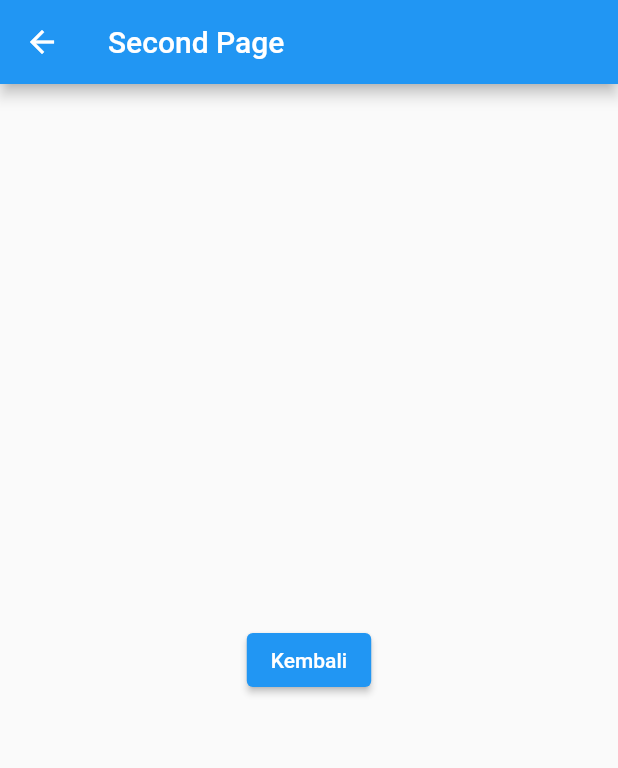
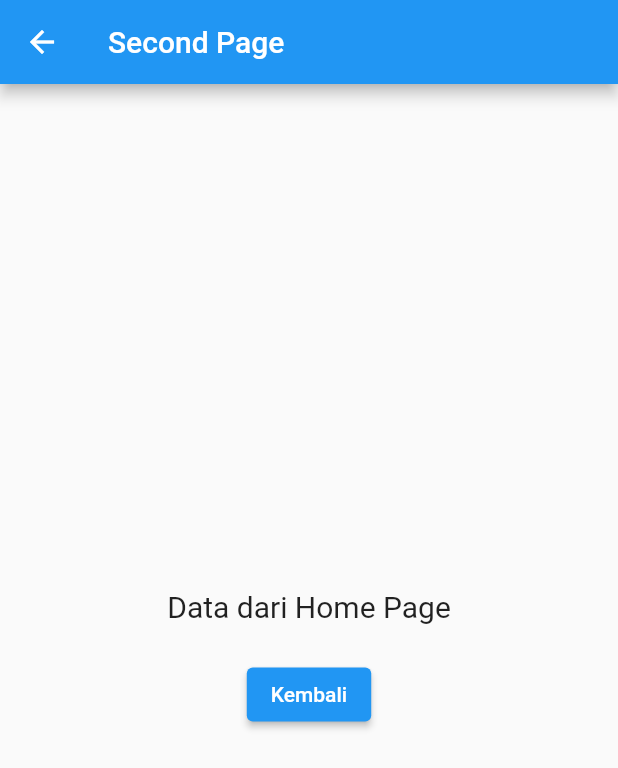
Before and after one commit to ariapandu/21102161_IFTI3_ppb2324-2, a Flutter app: the screen it shows after launch, after a tap on "Menuju halaman kedua", on a phone screen of 412 x 824 dp. Shown: the top 768 px of the screen. Run offline on Flutter 3.47's test engine with Material 2 defaults, Android fonts, the phone set to English and light mode, and no system bars.

Commit message:
jadi prak5

```diff
--- a/praktikum5/lib/home-page.dart
+++ b/praktikum5/lib/home-page.dart
@@ -11,17 +11,32 @@ class HomePage extends StatelessWidget {
         title: const Text('Home Page'),
       ),
       body: Center(
-        child: ElevatedButton(
+        child: Column(
+          mainAxisAlignment: MainAxisAlignment.center,
+          children: [
+            ElevatedButton(
               onPressed: () {
                 Navigator.push(
                   context,
                   MaterialPageRoute(
-          builder: (context) => const SecondPage(),
+                    builder: (context) => const SecondPage(
+                      data: 'Data dari Home Page',
                     ),
-
+                  ),
                 );
               },
               child: const Text('Menuju halaman kedua'),
+            ),
+
+            // Tombol Kedua
+            ElevatedButton(
+              onPressed: () {
+                Navigator.pushNamed(context, '/second_page',
+                    arguments: 'Menggunakan route');
+              },
+              child: const Text('Menuju halaman kedua dengan route'),
+            ),
+          ],
         ),
       ),
     );
--- a/praktikum5/lib/main.dart
+++ b/praktikum5/lib/main.dart
@@ -1,4 +1,5 @@
 import 'package:flutter/material.dart';
+import 'package:flutter_application_1/second_page.dart';
 
 import 'home-page.dart';
 
@@ -11,9 +12,13 @@ class MyApp extends StatelessWidget {
 
   @override
   Widget build(BuildContext context) {
-    return const MaterialApp(
+    return MaterialApp(
       debugShowCheckedModeBanner: false,
-      home: HomePage(),
+      initialRoute: '/',
+      routes: {
+        '/': (context) => const HomePage(),
+        '/second_page': (context) => const SecondPage(),
+      },
     );
   }
 }
--- a/praktikum5/lib/second_page.dart
+++ b/praktikum5/lib/second_page.dart
@@ -1,18 +1,36 @@
 import 'package:flutter/material.dart';
 
 class SecondPage extends StatelessWidget {
-  const SecondPage({Key? key}) : super(key: key);
+  final String? data;
+
+  const SecondPage({Key? key, this.data}) : super(key: key);
 
   @override
   Widget build(BuildContext context) {
+    final data2 = ModalRoute.of(context)!.settings.arguments ?? '';
     return Scaffold(
       appBar: AppBar(
         title: const Text('Second Page'),
       ),
       body: Center(
-        child: ElevatedButton(
-          onPressed: () {},
-          child: const Text('Kembali'),
+        child: Column(
+          mainAxisAlignment: MainAxisAlignment.center,
+          children: [
+            Text(
+              data ?? '',
+              style: const TextStyle(fontSize: 20.0),
+            ),
+            Text(
+              data2.toString(),
+              style: const TextStyle(fontSize: 20.0),
+            ),
+            ElevatedButton(
+              onPressed: () {
+                Navigator.pop(context);
+              },
+              child: const Text('Kembali'),
+            ),
+          ],
         ),
       ),
     );
```
Lines whose indentation alone changed are shown as unchanged.
